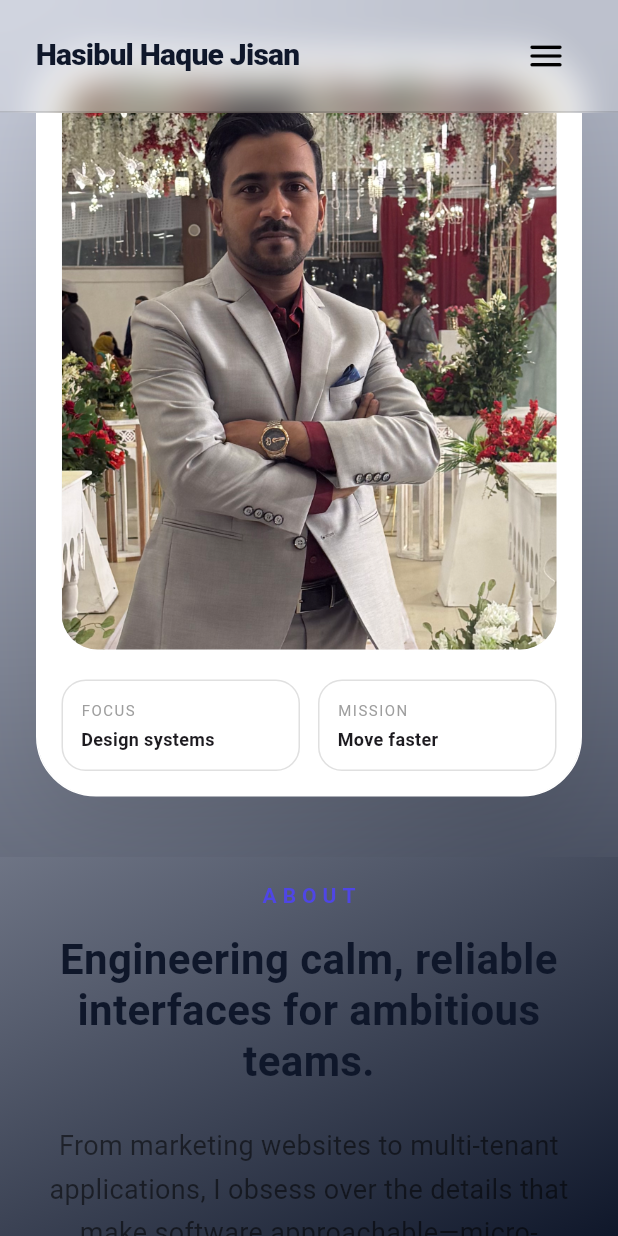
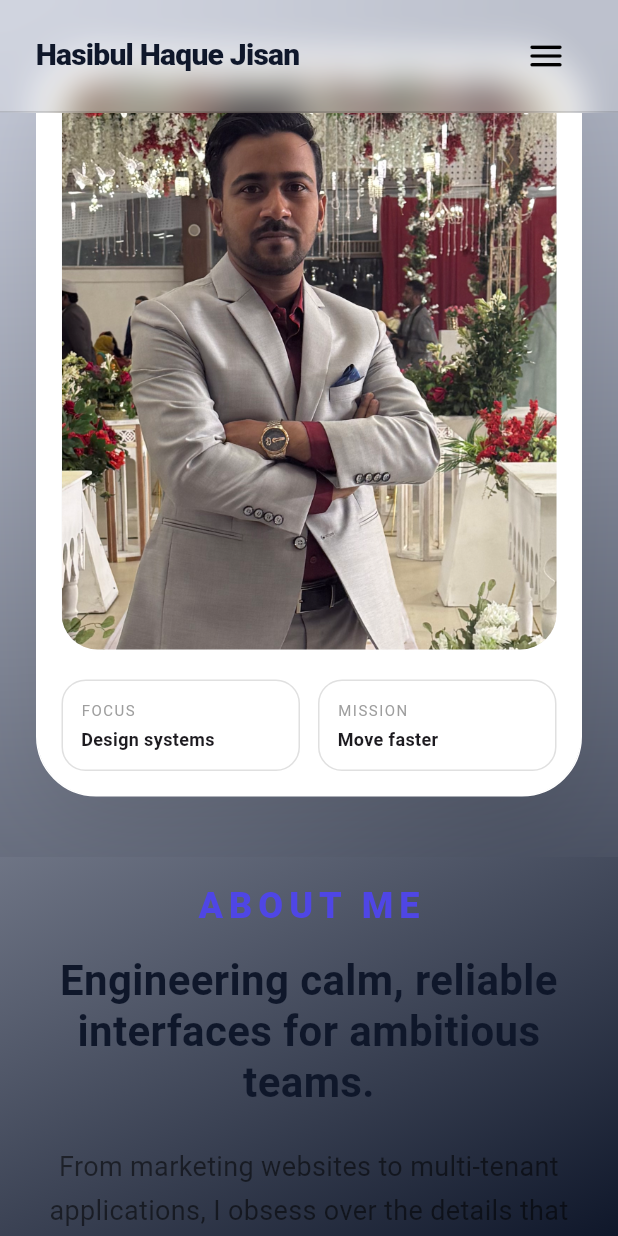
Before and after one commit to MHHJisan/self_portfolio_app, a Flutter app: the screen it shows after launch, scrolled down 576 dp, on a phone screen of 412 x 824 dp. Run offline on Flutter 3.47's test engine with Material 3 defaults, Android fonts, the phone set to English and light mode, and no system bars; our stand-ins replace font_awesome_flutter, google_fonts, open_filex.

Commit message:
fixed warnings with withOpacity

```diff
--- a/lib/main.dart
+++ b/lib/main.dart
@@ -188,11 +188,11 @@ class _HomeScreenState extends State<HomeScreen> {
           decoration: BoxDecoration(
             // "Modern Shade" Logic
             color: isDark
-                ? Colors.white.withOpacity(0.05) // Subtle glow for dark mode
+                ? Colors.white.withValues(alpha: 0.05) // Subtle glow for dark mode
                 : const Color(0xFFF1F5F9),       // Soft slate for light mode
             borderRadius: BorderRadius.circular(12),
             border: Border.all(
-              color: isDark ? Colors.white.withOpacity(0.05) : Colors.black.withOpacity(0.05),
+              color: isDark ? Colors.white.withValues(alpha: 0.05) : Colors.black.withValues(alpha: 0.05),
             ),
           ),
           child: Row(
@@ -204,7 +204,7 @@ class _HomeScreenState extends State<HomeScreen> {
                   fontSize: 16,
                   fontWeight: FontWeight.bold,
                   letterSpacing: -0.5,
-                  color: isDark ? Colors.white.withOpacity(0.9) : const Color(0xFF0F172A),
+                  color: isDark ? Colors.white.withValues(alpha: 0.9) : const Color(0xFF0F172A),
                 ),
               ),
               const SizedBox(width: 8),
@@ -240,7 +240,7 @@ class _HomeScreenState extends State<HomeScreen> {
             // 2. High-End Glowing Shadow
             boxShadow: [
               BoxShadow(
-                color: const Color(0xFF6366F1).withOpacity(0.4),
+                color: const Color(0xFF6366F1).withValues(alpha: 0.4),
                 blurRadius: 20,
                 offset: const Offset(0, 10),
               ),
--- a/lib/sections/about_section.dart
+++ b/lib/sections/about_section.dart
@@ -1,5 +1,6 @@
 import 'dart:ui';
 import 'package:flutter/material.dart';
+import 'package:google_fonts/google_fonts.dart';
 
 class AboutSection extends StatelessWidget {
   const AboutSection({super.key});
@@ -21,12 +22,12 @@ class AboutSection extends StatelessWidget {
               children: [
                 const SizedBox(height: 16),
                 Text(
-                  "ABOUT",
+                  "ABOUT ME",
                   style: TextStyle(
-                    fontSize: 14,
-                    fontWeight: FontWeight.bold,
-                    letterSpacing: 4, // tracking-[0.3em]
-                    color: isDark ? Colors.indigoAccent[100] : const Color(0xFF4F46E5),
+                    fontSize: 24,
+                    fontWeight: FontWeight.w900,
+                    letterSpacing: 4,
+                    color: const Color(0xFF4F46E5), // indigo-600
                   ),
                 ),
                 const SizedBox(height: 16),
```
